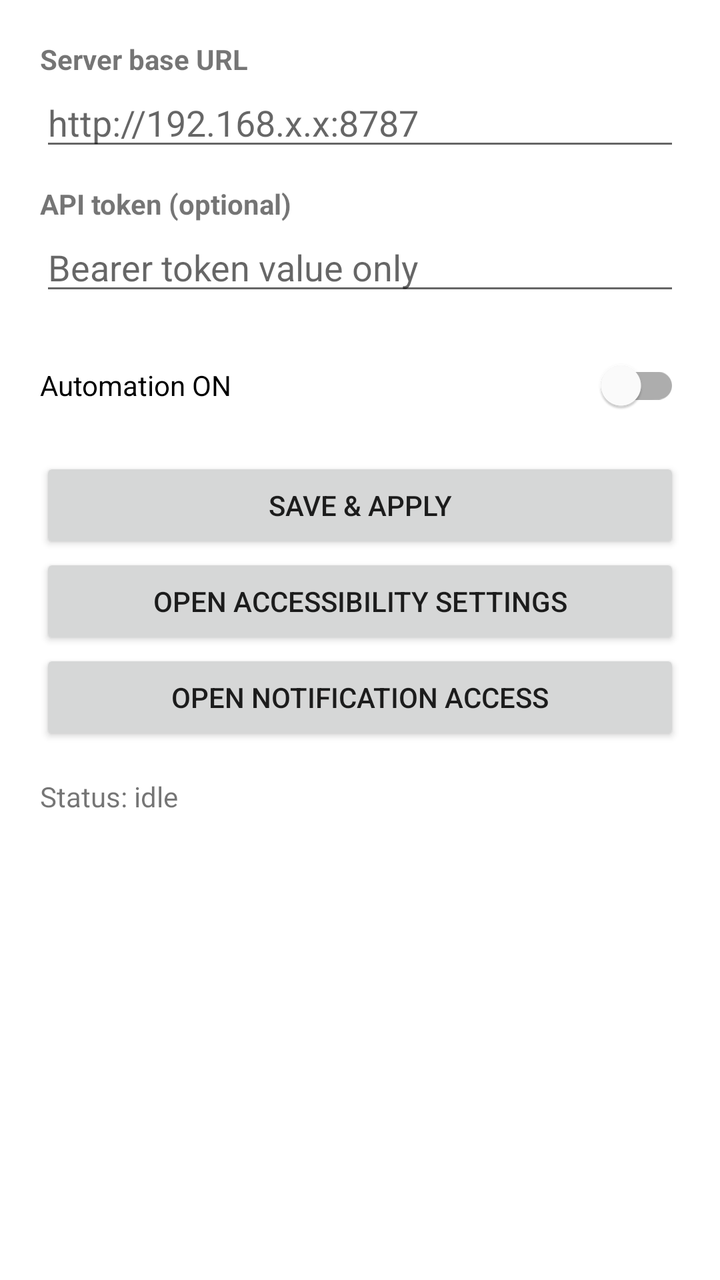
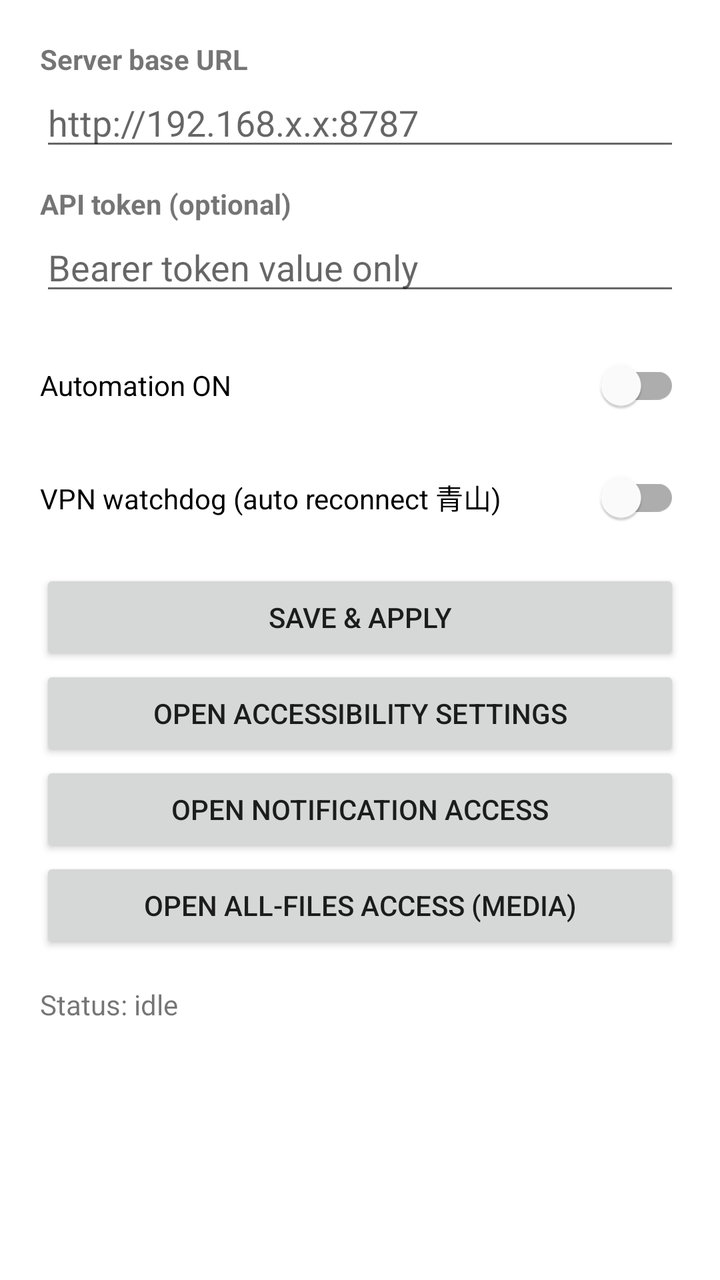

An Android layout rendered at two revisions. The XML below is the earlier revision; the diff shows what the commit changed to produce the second picture.
<!-- AndroidManifest.xml: application theme Theme.WaCompanion -->
<!-- res/layout/activity_main.xml -->
<?xml version="1.0" encoding="utf-8"?>
<LinearLayout xmlns:android="http://schemas.android.com/apk/res/android"
    android:layout_width="match_parent"
    android:layout_height="match_parent"
    android:orientation="vertical"
    android:padding="20dp">

    <TextView
        android:layout_width="match_parent"
        android:layout_height="wrap_content"
        android:text="Server base URL"
        android:textStyle="bold" />

    <EditText
        android:id="@+id/serverUrl"
        android:layout_width="match_parent"
        android:layout_height="wrap_content"
        android:hint="http://192.168.x.x:8787"
        android:inputType="textUri" />

    <TextView
        android:layout_width="match_parent"
        android:layout_height="wrap_content"
        android:layout_marginTop="12dp"
        android:text="API token (optional)"
        android:textStyle="bold" />

    <EditText
        android:id="@+id/apiToken"
        android:layout_width="match_parent"
        android:layout_height="wrap_content"
        android:hint="Bearer token value only"
        android:inputType="textPassword" />

    <com.google.android.material.switchmaterial.SwitchMaterial
        android:id="@+id/masterSwitch"
        android:layout_width="match_parent"
        android:layout_height="wrap_content"
        android:layout_marginTop="16dp"
        android:text="Automation ON" />

    <Button
        android:id="@+id/saveBtn"
        android:layout_width="match_parent"
        android:layout_height="wrap_content"
        android:layout_marginTop="12dp"
        android:text="Save &amp; apply" />

    <Button
        android:id="@+id/openAccessibility"
        android:layout_width="match_parent"
        android:layout_height="wrap_content"
        android:text="Open Accessibility settings" />

    <Button
        android:id="@+id/openNotifications"
        android:layout_width="match_parent"
        android:layout_height="wrap_content"
        android:text="Open Notification access" />

    <TextView
        android:id="@+id/statusText"
        android:layout_width="match_parent"
        android:layout_height="wrap_content"
        android:layout_marginTop="16dp"
        android:text="Status: idle" />
</LinearLayout>
<!-- resources referenced by this layout -->
<resources>
  <style name="Theme.WaCompanion" parent="Theme.MaterialComponents.DayNight.DarkActionBar" />
</resources>

<!-- the commit's change to res/layout/activity_main.xml (unified diff, before → after) -->
@@ -39,6 +39,13 @@
         android:layout_marginTop="16dp"
         android:text="Automation ON" />
 
+    <com.google.android.material.switchmaterial.SwitchMaterial
+        android:id="@+id/vpnWatchdogSwitch"
+        android:layout_width="match_parent"
+        android:layout_height="wrap_content"
+        android:layout_marginTop="8dp"
+        android:text="VPN watchdog (auto reconnect 青山)" />
+
     <Button
         android:id="@+id/saveBtn"
         android:layout_width="match_parent"
@@ -58,6 +65,12 @@
         android:layout_height="wrap_content"
         android:text="Open Notification access" />
 
+    <Button
+        android:id="@+id/openStorage"
+        android:layout_width="match_parent"
+        android:layout_height="wrap_content"
+        android:text="Open All-files access (media)" />
+
     <TextView
         android:id="@+id/statusText"
         android:layout_width="match_parent"
